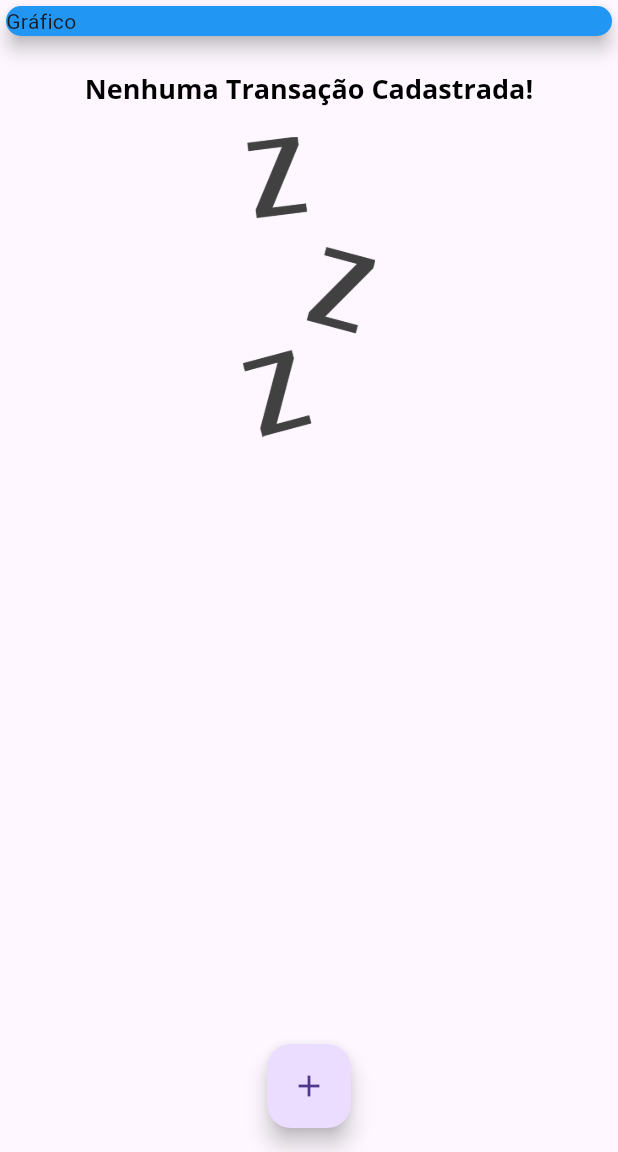
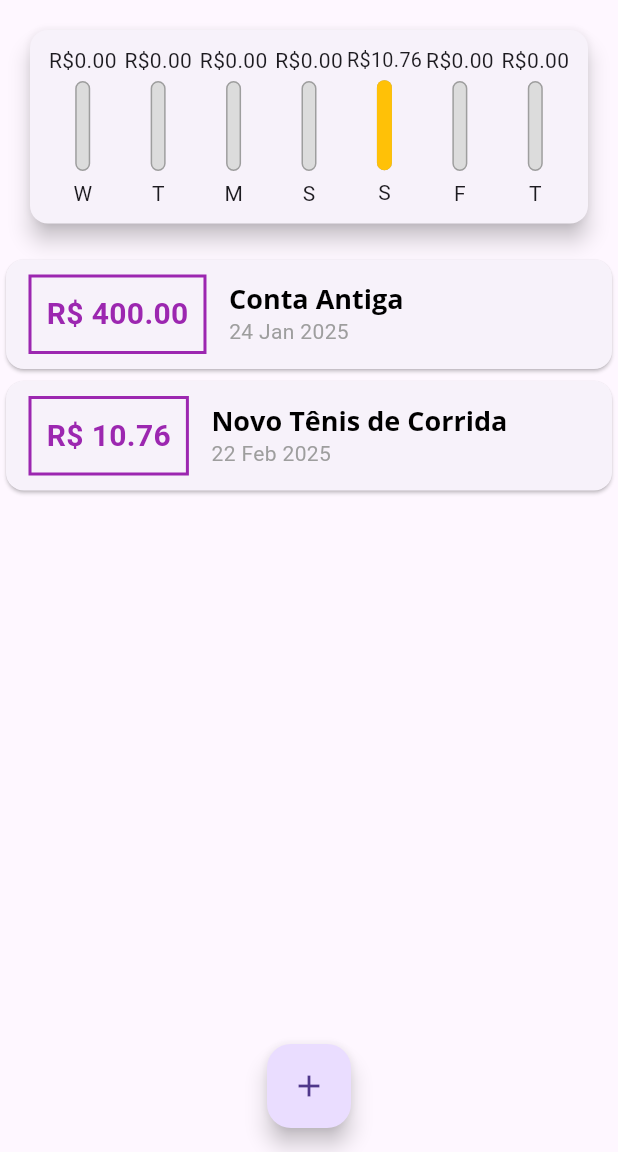
Before and after one commit to GilvanGabrielCA/expenses, a Flutter app: the screen it shows after launch, on a phone screen of 412 x 824 dp, the part 84-1236 px from its top. Run offline on Flutter 3.47's test engine with Material 3 defaults, Android fonts, the phone set to English and light mode, and no system bars.

Commit message:
feat(chart): implementado grafico de despesas no app

```diff
--- /dev/null
+++ b/lib/components/chart.dart
@@ -0,0 +1,65 @@
+import 'package:expenses/components/chart_bar.dart';
+import 'package:expenses/models/transaction.dart';
+import 'package:flutter/material.dart';
+import 'package:intl/intl.dart';
+
+class Chart extends StatelessWidget {
+  const Chart(this.recentTransaction, {Key? key}) : super(key: key);
+
+  final List<Transaction> recentTransaction;
+
+  List<Map<String, Object>> get groupedTransactions {
+    return List.generate(7, (index) {
+      final weekDay = DateTime.now().subtract(
+        Duration(days: index),
+      );
+
+      double totalSum = 0.0;
+
+      for (var i = 0; i < recentTransaction.length; i++) {
+        bool sameDay = recentTransaction[i].date.day == weekDay.day;
+        bool sameMonth = recentTransaction[i].date.month == weekDay.month;
+        bool sameYear = recentTransaction[i].date.year == weekDay.year;
+
+        if (sameDay && sameMonth && sameYear) {
+          totalSum += recentTransaction[i].value;
+        }
+      }
+
+      return {
+        'day': DateFormat.E().format(weekDay)[0],
+        'value': totalSum,
+      };
+    });
+  }
+
+  double get _weekTotalValue {
+    return groupedTransactions.fold(0.0, (sum, tr) {
+      return sum + (tr['value'] as double);
+    });
+  }
+
+  @override
+  Widget build(BuildContext context) {
+    return Card(
+      elevation: 6,
+      margin: const EdgeInsets.all(20),
+      child: Padding(
+        padding: const EdgeInsets.all(10.0),
+        child: Row(
+          mainAxisAlignment: MainAxisAlignment.spaceAround,
+          children: groupedTransactions.map((tr) {
+            return Flexible(
+              fit: FlexFit.tight,
+              child: ChartBar(
+                label: tr['day'] as String,
+                value: tr['value'] as double,
+                percentage: (tr['value'] as double) / _weekTotalValue,
+              ),
+            );
+          }).toList(),
+        ),
+      ),
+    );
+  }
+}
--- /dev/null
+++ b/lib/components/chart_bar.dart
@@ -0,0 +1,61 @@
+import 'package:flutter/material.dart';
+
+class ChartBar extends StatelessWidget {
+  const ChartBar(
+      {Key? key,
+      required this.label,
+      required this.value,
+      required this.percentage})
+      : super(key: key);
+
+  final String label;
+  final double value;
+  final double percentage;
+
+  @override
+  Widget build(BuildContext context) {
+    return Column(
+      children: [
+        FittedBox(
+          child: Text('R\$${value.toStringAsFixed(2)}'),
+        ),
+        const SizedBox(
+          height: 4,
+        ),
+        // ignore: sized_box_for_whitespace
+        Container(
+          height: 60,
+          width: 10,
+          child: Stack(
+            alignment: Alignment.bottomCenter,
+            children: [
+              Container(
+                decoration: BoxDecoration(
+                  border: Border.all(
+                    color: Colors.grey,
+                    width: 1.0,
+                  ),
+                  color: const Color.fromRGBO(220, 220, 220, 1),
+                  borderRadius: BorderRadius.circular(5),
+                ),
+              ),
+              FractionallySizedBox(
+                heightFactor: percentage,
+                child: Container(
+                  decoration: BoxDecoration(
+                    color: Theme.of(context).colorScheme.secondary,
+                    borderRadius: BorderRadius.circular(5),
+                  ),
+                ),
+              ),
+            ],
+          ),
+        ),
+        const SizedBox(
+          height: 5,
+        ),
+        Text(label),
+      ],
+    );
+  }
+}
--- a/lib/main.dart
+++ b/lib/main.dart
@@ -1,3 +1,4 @@
+import 'package:expenses/components/chart.dart';
 import 'package:expenses/components/transaction_form.dart';
 import 'package:flutter/material.dart';
 import 'dart:math';
@@ -49,19 +50,25 @@ class MyHomePage extends StatefulWidget {
 
 class _MyHomePageState extends State<MyHomePage> {
   final List<Transaction> _transactions = [
-    // Transaction(
-    //   id: 't1',
-    //   title: 'Novo Tênis de Corrida',
-    //   value: 310.76,
-    //   date: DateTime.now(),
-    // ),
-    // Transaction(
-    //   id: 't2',
-    //   title: 'Conta de Luz',
-    //   value: 211.30,
-    //   date: DateTime.now(),
-    // ),
+    Transaction(
+      id: 't0',
+      title: 'Conta Antiga',
+      value: 400.0,
+      date: DateTime.now().subtract(const Duration(days: 33)),
+    ),
+    Transaction(
+      id: 't1',
+      title: 'Novo Tênis de Corrida',
+      value: 10.76,
+      date: DateTime.now().subtract(const Duration(days: 4)),
+    ),
   ];
+
+  List<Transaction> get _recentTrnasactions {
+    return _transactions.where((tr) {
+      return tr.date.isAfter(DateTime.now().subtract(const Duration(days: 7)));
+    }).toList();
+  }
 
   _addTransaction(String title, double value) {
     final newTransaction = Transaction(
@@ -106,13 +113,7 @@ class _MyHomePageState extends State<MyHomePage> {
         child: Column(
           crossAxisAlignment: CrossAxisAlignment.stretch,
           children: [
-            const SizedBox(
-              child: Card(
-                color: Colors.blue,
-                child: Text('Gráfico'),
-                elevation: 5,
-              ),
-            ),
+            Chart(_recentTrnasactions),
             TransactionList(_transactions),
           ],
         ),
```
